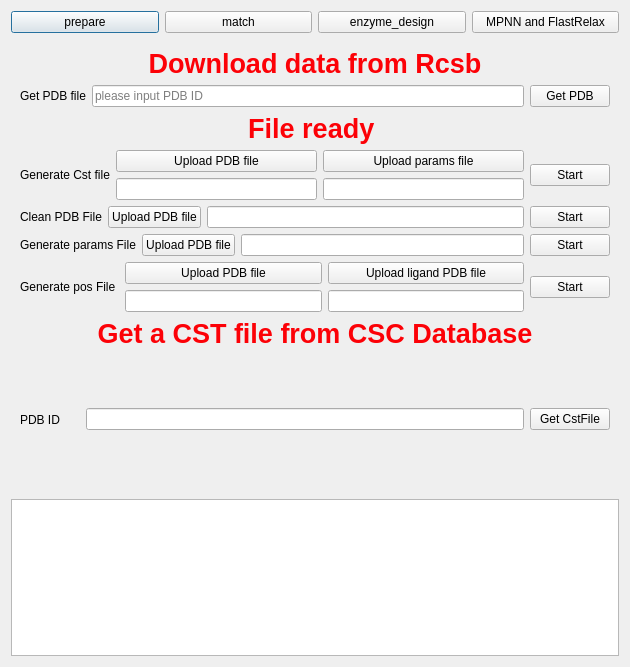
Qt form core/resources/CANED.ui (OrangeCatzhang/CANED) before a commit.
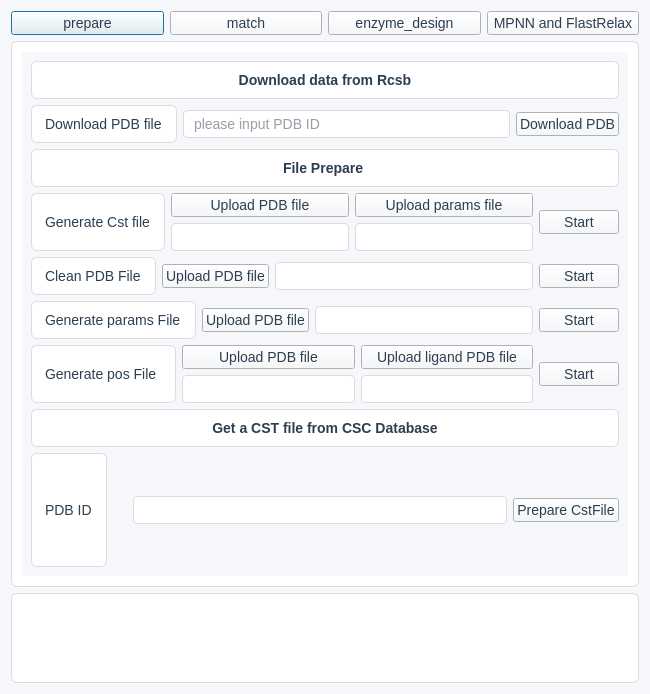
The same form after that commit. The open tabs and pages were chosen to show the change.

```diff
--- a/core/resources/CANED.ui
+++ b/core/resources/CANED.ui
@@ -6,10 +6,89 @@
    <rect>
     <x>0</x>
     <y>0</y>
-    <width>630</width>
-    <height>667</height>
+    <width>300</width>
+    <height>100</height>
    </rect>
   </property>
+  <property name="styleSheet">
+        <string>
+        QWidget {
+            background-color: #F5F7FA;
+            color: #2C3E50;
+            font-family: "Segoe UI", sans-serif;
+            font-size: 14px;
+        }
+        QLineEdit, QTextEdit {
+            background-color: #FFFFFF;
+            border: 1px solid #DADCE0;
+            border-radius: 4px;
+            padding: 4px 8px;
+            color: #2C3E50;
+        }
+        QLineEdit:focus, QTextEdit:focus {
+            border: 1px solid #4A90E2;
+        }
+
+        QLineEdit[echoMode="Normal"]::placeholder {
+            color: #A0A0A0;
+        }
+        QFrame, QGroupBox {
+            background-color: #FFFFFF;
+            border: 1px solid #DADCE0;
+            border-radius: 6px;
+            padding: 10px;
+        }
+
+        QPushButton#primary {
+            background-color: #4A90E2;
+            color: white;
+            border: none;
+            border-radius: 6px;
+            padding: 6px 14px;
+            font-weight: bold;
+        }
+        QPushButton#primary:hover {
+            background-color: #3B78C2;
+        }
+        QPushButton#primary:pressed {
+            background-color: #2C5E9C;
+            padding-top: 7px;
+            padding-bottom: 5px;
+        }
+
+        QPushButton#secondary {
+            background-color: #DCE9F9;
+            color: #2C3E50;
+            border: 1px solid #AAB2BD;
+            border-radius: 6px;
+            padding: 6px 14px;
+        }
+        QPushButton#secondary:hover {
+            background-color: #BFD9F5;
+        }
+        QPushButton#secondary:pressed {
+            background-color: #A0C5EA;
+            padding-top: 7px;
+            padding-bottom: 5px;
+        }
+
+        QPushButton#menu {
+            background-color: transparent;
+            color: #2C3E50;
+            border: none;
+            font-weight: bold;
+            padding: 6px 12px;
+        }
+        QPushButton#menu:hover {
+            text-decoration: underline;
+            color: #4A90E2;
+        }
+        QPushButton#menu:checked {
+            color: #4A90E2;
+            border-bottom: 2px solid #4A90E2;
+        }
+        </string>
+  </property>
   <property name="windowTitle">
    <string>Rosetta Match Plugin</string>
   </property>
@@ -63,43 +142,6 @@
         <layout class="QVBoxLayout" name="verticalLayout_7">
          <item>
           <widget class="QLabel" name="label_6">
-           <property name="palette">
-            <palette>
-             <active>
-              <colorrole role="WindowText">
-               <brush brushstyle="SolidPattern">
-                <color alpha="255">
-                 <red>252</red>
-                 <green>1</green>
-                 <blue>7</blue>
-                </color>
-               </brush>
-              </colorrole>
-             </active>
-             <inactive>
-              <colorrole role="WindowText">
-               <brush brushstyle="SolidPattern">
-                <color alpha="255">
-                 <red>252</red>
-                 <green>1</green>
-                 <blue>7</blue>
-                </color>
-               </brush>
-              </colorrole>
-             </inactive>
-             <disabled>
-              <colorrole role="WindowText">
-               <brush brushstyle="SolidPattern">
-                <color alpha="255">
-                 <red>127</red>
-                 <green>127</green>
-                 <blue>127</blue>
-                </color>
-               </brush>
-              </colorrole>
-             </disabled>
-            </palette>
-           </property>
            <property name="font">
             <font>
              <pointsize>20</pointsize>
@@ -123,7 +165,7 @@
            <item>
             <widget class="QLabel" name="label">
              <property name="text">
-              <string>Get PDB file</string>
+              <string>Download PDB file</string>
              </property>
             </widget>
            </item>
@@ -137,7 +179,10 @@
            <item>
             <widget class="QPushButton" name="prepare_get_pdbfile">
              <property name="text">
-              <string>Get PDB</string>
+              <string>Download PDB</string>
+             </property>
+             <property name="objectName">
+                <string>primary</string>
              </property>
             </widget>
            </item>
@@ -148,44 +193,7 @@
        <item>
         <layout class="QVBoxLayout" name="verticalLayout_10">
          <item>
-          <widget class="QLabel" name="label_7">
-           <property name="palette">
-            <palette>
-             <active>
-              <colorrole role="WindowText">
-               <brush brushstyle="SolidPattern">
-                <color alpha="255">
-                 <red>252</red>
-                 <green>1</green>
-                 <blue>7</blue>
-                </color>
-               </brush>
-              </colorrole>
-             </active>
-             <inactive>
-              <colorrole role="WindowText">
-               <brush brushstyle="SolidPattern">
-                <color alpha="255">
-                 <red>252</red>
-                 <green>1</green>
-                 <blue>7</blue>
-                </color>
-               </brush>
-              </colorrole>
-             </inactive>
-             <disabled>
-              <colorrole role="WindowText">
-               <brush brushstyle="SolidPattern">
-                <color alpha="255">
-                 <red>127</red>
-                 <green>127</green>
-                 <blue>127</blue>
-                </color>
-               </brush>
-              </colorrole>
-             </disabled>
-            </palette>
-           </property>
+          <widget class="QLabel" name="label_7">      
            <property name="font">
             <font>
              <pointsize>20</pointsize>
@@ -194,7 +202,7 @@
             </font>
            </property>
            <property name="text">
-            <string>File ready </string>
+            <string>File Prepare </string>
            </property>
            <property name="alignment">
             <set>Qt::AlignCenter</set>
@@ -359,43 +367,9 @@
         <layout class="QVBoxLayout" name="verticalLayout_8">
          <item>
           <widget class="QLabel" name="label_8">
-           <property name="palette">
-            <palette>
-             <active>
-              <colorrole role="WindowText">
-               <brush brushstyle="SolidPattern">
-                <color alpha="255">
-                 <red>252</red>
-                 <green>1</green>
-                 <blue>7</blue>
-                </color>
-               </brush>
-              </colorrole>
-             </active>
-             <inactive>
-              <colorrole role="WindowText">
-               <brush brushstyle="SolidPattern">
-                <color alpha="255">
-                 <red>252</red>
-                 <green>1</green>
-                 <blue>7</blue>
-                </color>
-               </brush>
-              </colorrole>
-             </inactive>
-             <disabled>
-              <colorrole role="WindowText">
-               <brush brushstyle="SolidPattern">
-                <color alpha="255">
-                 <red>127</red>
-                 <green>127</green>
-                 <blue>127</blue>
-                </color>
-               </brush>
-              </colorrole>
-             </disabled>
-            </palette>
-           </property>
+           <property name="styleSheet">
+                <string>background-color:##333333;</string>
+           </property>    
            <property name="font">
             <font>
              <pointsize>20</pointsize>
@@ -439,7 +413,7 @@
            <item>
             <widget class="QPushButton" name="prepare_get_cstfile">
              <property name="text">
-              <string>Get CstFile</string>
+              <string>Prepare CstFile</string>
              </property>
             </widget>
            </item>
```
Left out of the diff: 105 changed lines with no effect on the pictures.
